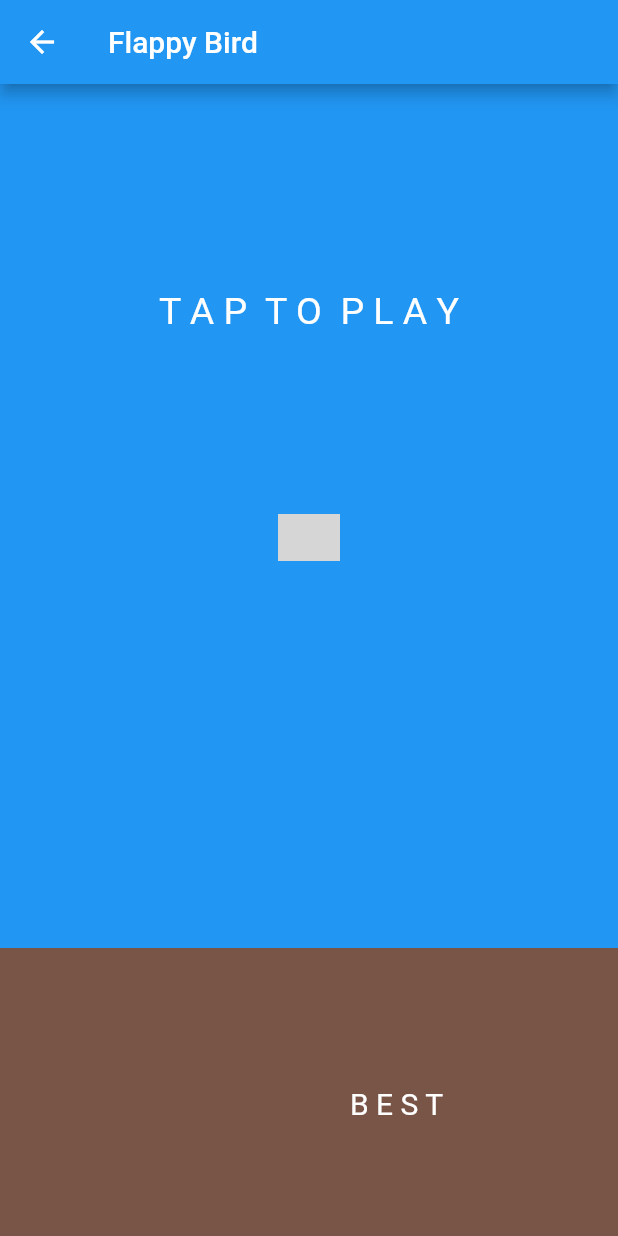
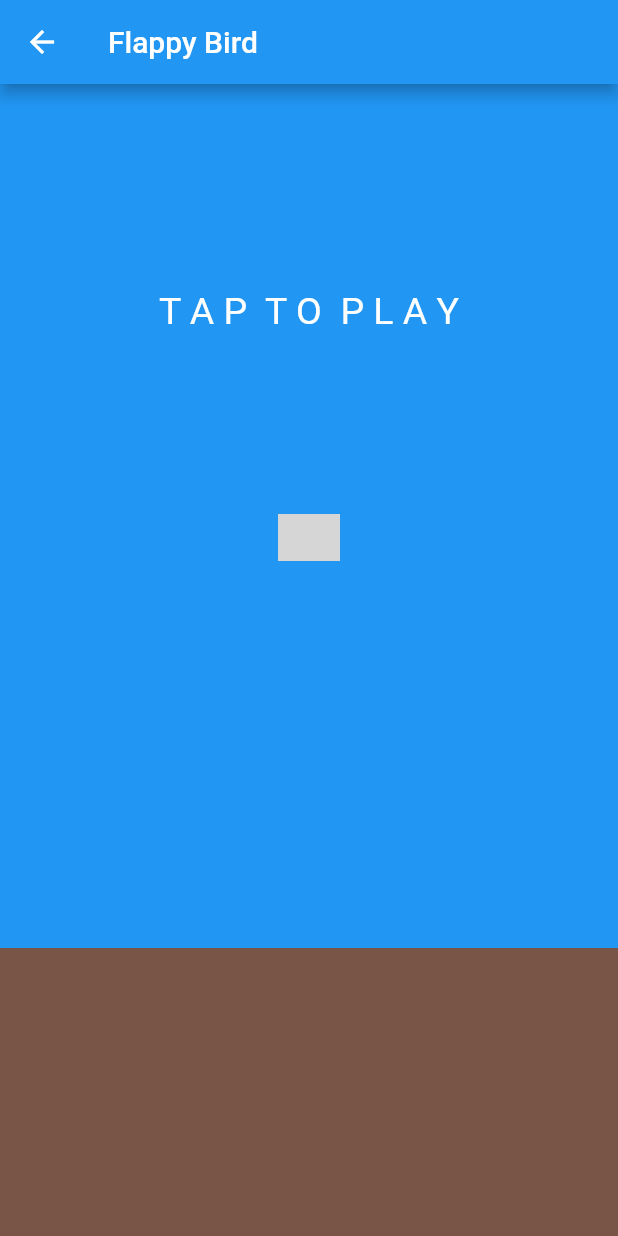
Before and after one commit to Roberto-Garijo/GameCenter, a Flutter app: the FlappyBirdPage screen opened directly, on a phone screen of 412 x 824 dp. Run offline on Flutter 3.47's test engine with Material 2 defaults, Android fonts, the phone set to English and light mode, and no system bars; our stand-ins replace smooth_page_indicator; network calls fail; grey boxes are pictures that could not be loaded.

Commit message:
updated flappy bird game

```diff
--- a/lib/pages/bird.dart
+++ b/lib/pages/bird.dart
@@ -12,7 +12,7 @@
     return Container(
         alignment: Alignment(0, (2 * birdY + birdHeight) / (2 - birdHeight)),
         child: Image.network(
-          'https://i.imgur.com/PleKxtD.png?1',
+          'https://i.imgur.com/D28LVYY.png',
           width: MediaQuery.of(context).size.height * birdWidth / 2,
           height: MediaQuery.of(context).size.height * 3 / 4 * birdHeight / 2,
           fit: BoxFit.fill,
--- a/lib/pages/flappy_page.dart
+++ b/lib/pages/flappy_page.dart
@@ -199,23 +199,16 @@
                       Column(
                         mainAxisAlignment: MainAxisAlignment.center,
                         children: [
-
                           SizedBox(
                             height: 15,
                           ),
-
                         ],
                       ),
                       Column(
                         mainAxisAlignment: MainAxisAlignment.center,
                         children: [
-
                           SizedBox(
                             height: 15,
-                          ),
-                          Text(
-                            'B E S T',
-                            style: TextStyle(color: Colors.white, fontSize: 20),
                           ),
                         ],
                       ),
--- a/pubspec.yaml
+++ b/pubspec.yaml
@@ -60,7 +60,8 @@
 
   # To add assets to your application, add an assets section, like this:
 assets:
-  - assets/images
+  - assets/images/bird.png
+  - lib/images/bird.png
   #   - images/a_dot_burr.jpeg
   #   - images/a_dot_ham.jpeg
 
```
Also changed, not shown: assets/images/bird.png (added), lib/images/bird.png (added).
